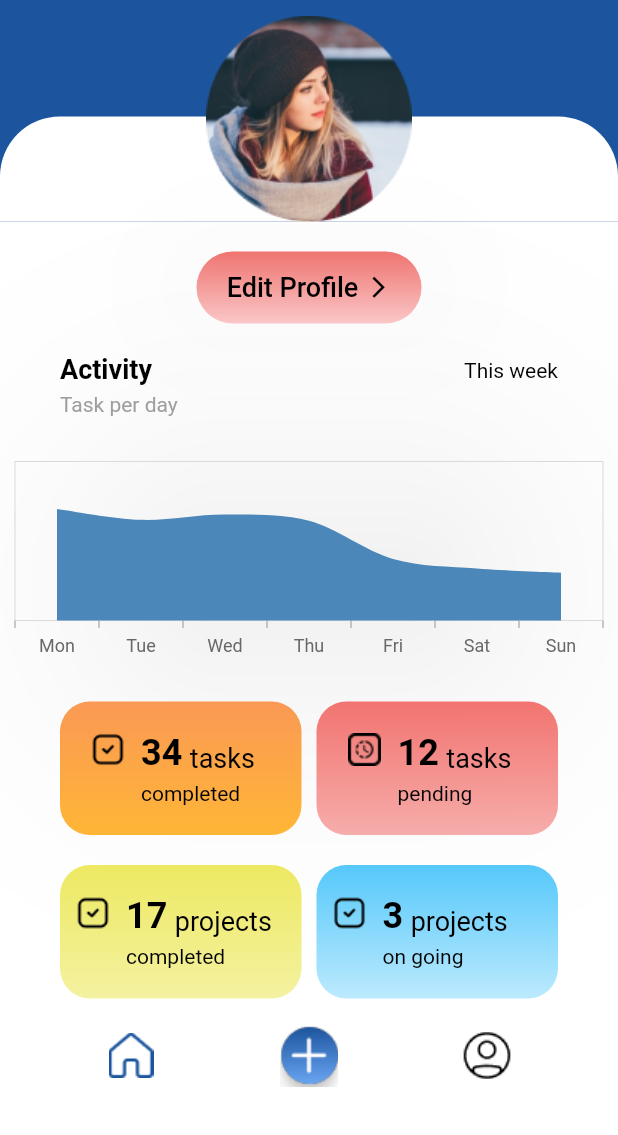
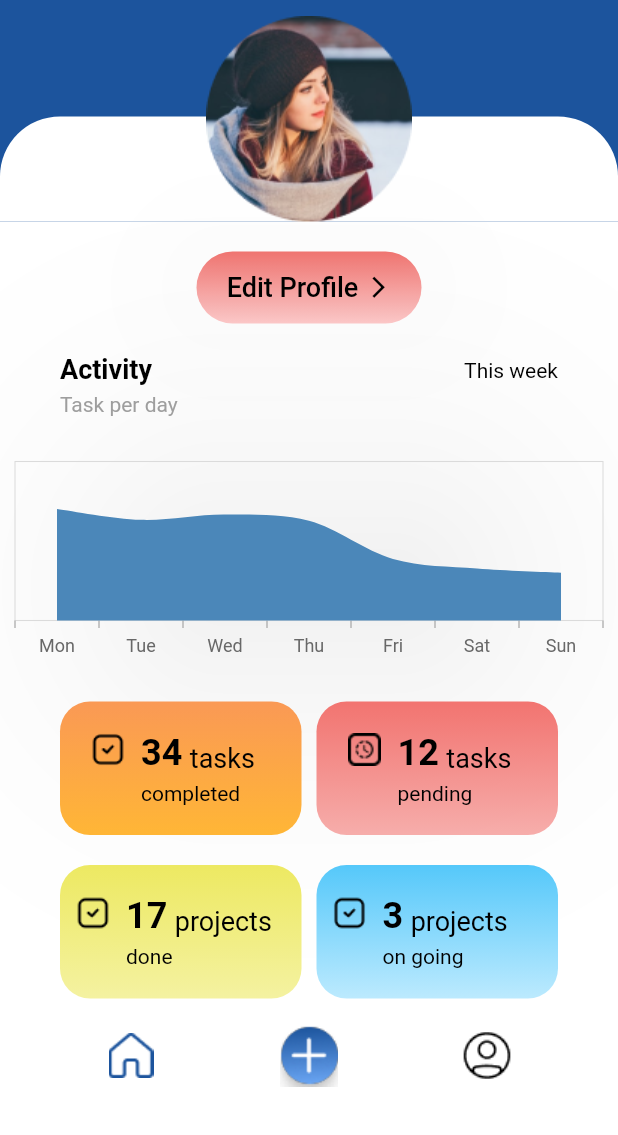
Before and after one commit to michaus-coder/todolistapp, a Flutter app: the screen it shows after launch, on a phone screen of 412 x 824 dp, the part 101-1236 px from its top. Run offline on Flutter 3.47's test engine with Material 2 defaults, Android fonts, the phone set to English and light mode, and no system bars; drawn by our look-alikes of floating_bottom_navigation_bar; our stand-ins replace cloud_firestore, firebase_auth, firebase_core, percent_indicator, syncfusion_flutter_charts; accounts and stored records are empty.

Commit message:
fix some problems:

```diff
--- a/lib/CustomWidget.dart
+++ b/lib/CustomWidget.dart
@@ -1,3 +1,5 @@
+// ignore_for_file: file_names
+
 import 'package:flutter/material.dart';
 import 'package:flutter/services.dart';
 
--- a/lib/pages/EditProfile.dart
+++ b/lib/pages/EditProfile.dart
@@ -1,3 +1,5 @@
+// ignore_for_file: file_names
+
 import 'package:flutter/material.dart';
 import 'package:nuli/CustomWidget.dart';
 import 'package:nuli/dataclass.dart' as dataclass;
@@ -95,7 +97,8 @@ class _EditProfileState extends State<EditProfile> {
                             (states) {
                               if (states.contains(MaterialState.pressed)) {
                                 return const Color(0xffF27470);
-                              } // <-- Splash color
+                              }
+                              return null; // <-- Splash color
                             },
                           ),
                         ),
--- a/lib/pages/LoginScreen.dart
+++ b/lib/pages/LoginScreen.dart
@@ -1,3 +1,5 @@
+// ignore_for_file: file_names
+
 import 'package:flutter/material.dart';
 import 'package:nuli/dbservices.dart';
 
@@ -9,8 +11,8 @@ class LoginScreen extends StatefulWidget {
 }
 
 class _LoginScreenState extends State<LoginScreen> {
-  TextEditingController _emailController = TextEditingController();
-  TextEditingController _passwordController = TextEditingController();
+  final TextEditingController _emailController = TextEditingController();
+  final TextEditingController _passwordController = TextEditingController();
   late bool _passwordVisible;
 
   @override
--- a/lib/pages/WelcomeScreen.dart
+++ b/lib/pages/WelcomeScreen.dart
@@ -1,3 +1,5 @@
+// ignore_for_file: file_names
+
 import 'package:flutter/material.dart';
 
 class WelcomeScreen extends StatelessWidget {
--- a/lib/pages/profile.dart
+++ b/lib/pages/profile.dart
@@ -1,7 +1,5 @@
 import 'package:floating_bottom_navigation_bar/floating_bottom_navigation_bar.dart';
 import 'package:flutter/material.dart';
-import 'package:flutter/src/foundation/key.dart';
-import 'package:flutter/src/widgets/framework.dart';
 import 'package:nuli/dbservices.dart';
 import 'package:syncfusion_flutter_charts/charts.dart';
 
@@ -44,7 +42,7 @@ class _ProfileState extends State<Profile> {
         backgroundColor: Colors.white,
         margin: const EdgeInsets.fromLTRB(20, 0, 20, 20),
         borderRadius: 15.0,
-        elevation: 35,
+        elevation: 45,
         onTap: (int val) {
           if (val == 0) {
             Navigator.pushNamed(context, '/home');
@@ -455,7 +453,7 @@ class _ProfileState extends State<Profile> {
                                     ),
                                     const SizedBox(height: 5),
                                     const Text(
-                                      "completed",
+                                      "done",
                                       style: TextStyle(
                                         color: Colors.black,
                                         fontSize: 14,
```
Also changed, not shown: lib/pages/SignUpScreen.dart (+13 -6 lines).
